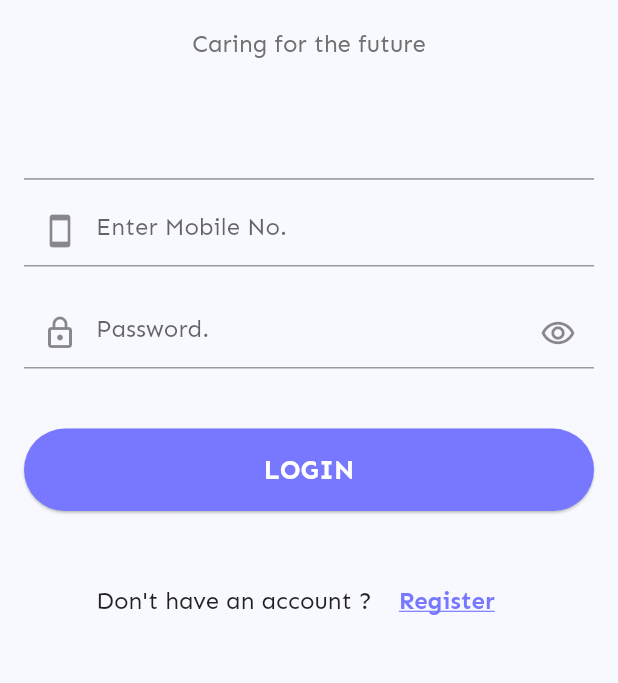
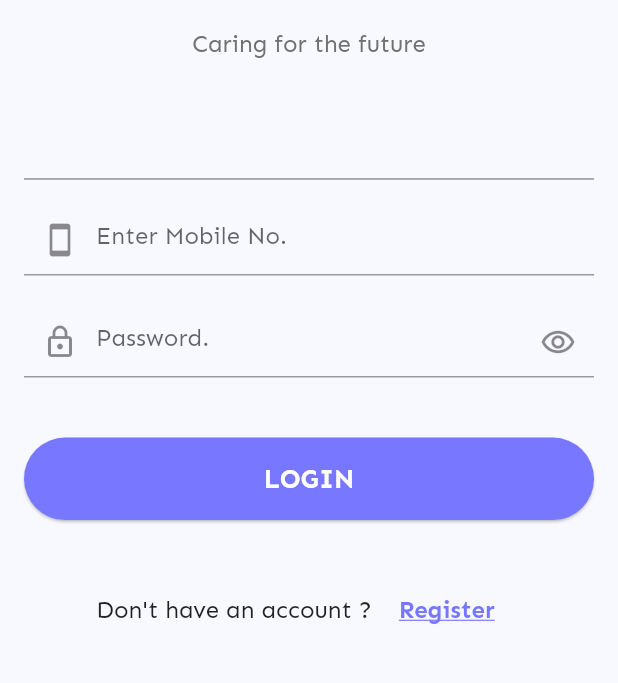
Before and after one commit to boriskamtou/corona, a Flutter app: the LoginScreen screen opened by its route, on a phone screen of 412 x 824 dp, the part 353-1036 px from its top. Run offline on Flutter 3.47's test engine with Material 2 defaults, Android fonts, the phone set to English and light mode, and no system bars; our stand-ins replace line_icons, outline_material_icons.

Commit message:
fix overflow

```diff
--- a/lib/src/constants/strings.dart
+++ b/lib/src/constants/strings.dart
@@ -1,9 +1,8 @@
 String kOnboardingText1 =
     'Keep your distance from others \nto protect them from getting sick too.';
-
 String kOnboardingText2 =
     'Wash your hands with soap and water, scrub \nyour hands for at least 20 seconds.';
 String kOnboardingText3 =
     ' Consider wearing a face mask when you are \nsick with a cough or sneezing.';
 String kOnboardingText4 =
-    'Staying at home will help control the spread of the \nvirus to friends, the wider community.';
+    'Staying at home will help control the spread \nof the virus to friends, the wider community.';
--- a/lib/src/screens/login_screen.dart
+++ b/lib/src/screens/login_screen.dart
@@ -16,13 +16,13 @@ class _LoginScreenState extends State<LoginScreen> {
     final screenWith = MediaQuery.of(context).size.width;
     final screenHeight = MediaQuery.of(context).size.height;
     return Scaffold(
-      body: SingleChildScrollView(
-        physics: BouncingScrollPhysics(),
-        child: Padding(
-          padding: EdgeInsets.fromLTRB(16, 40, 16, 16),
-          child: Container(
-            height: screenHeight,
-            width: screenWith,
+      body: Padding(
+        padding: EdgeInsets.fromLTRB(16, 40, 16, 16),
+        child: Container(
+          height: screenHeight,
+          width: screenWith,
+          child: SingleChildScrollView(
+            physics: BouncingScrollPhysics(),
             child: Column(
               children: <Widget>[
                 Image.asset(
@@ -66,6 +66,7 @@ class _LoginScreenState extends State<LoginScreen> {
                 Container(
                   height: .75,
                   width: screenWith,
+                  margin: EdgeInsets.only(bottom: 6),
                   color: Color(0xFF707070),
                 ),
                 SizedBox(
```
Also changed, not shown: lib/src/screens/menu_screen.dart (added, +13 -0 lines).
